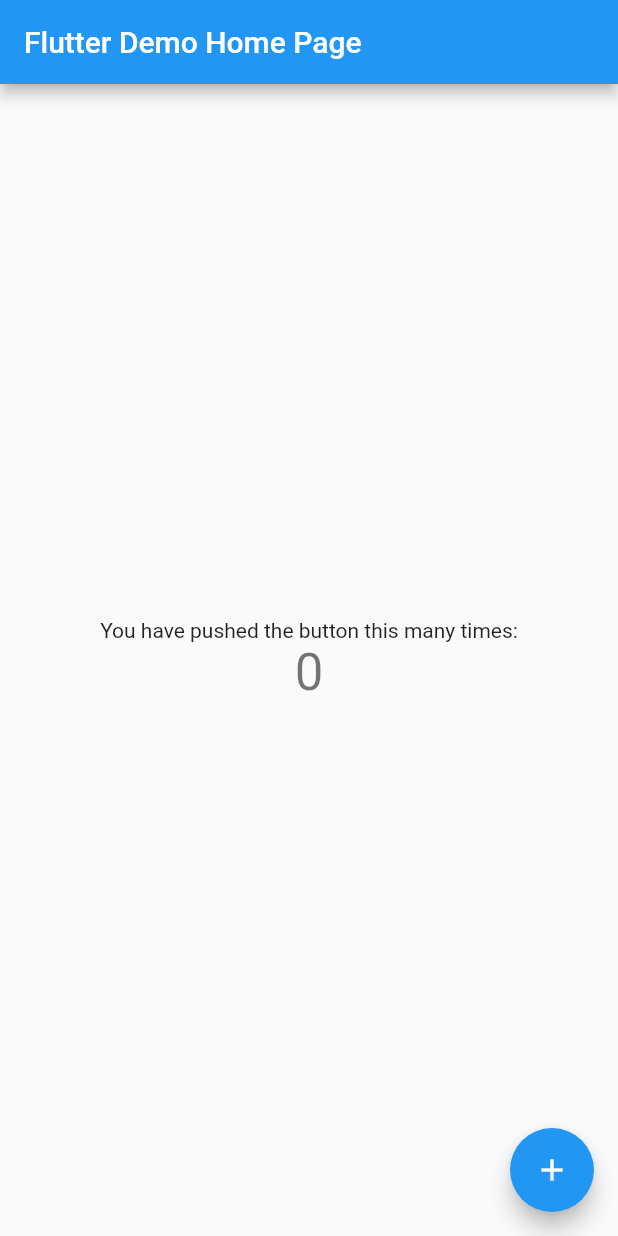
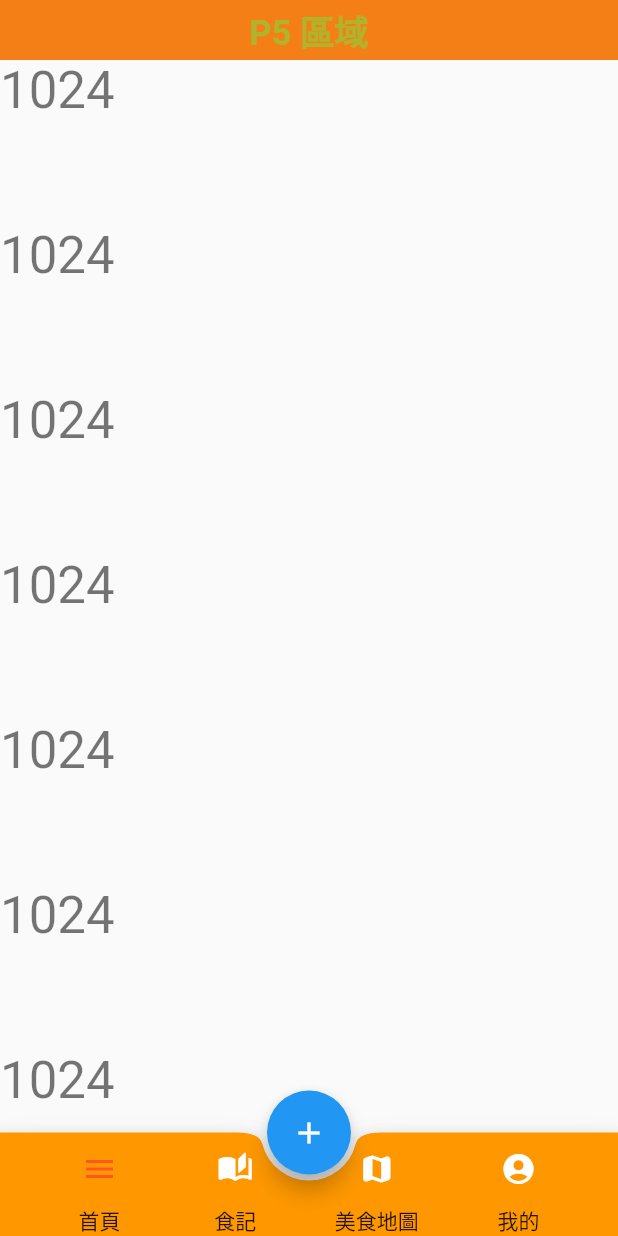
Before and after one commit to YauHsien/commentory, a Flutter app: the screen it shows after launch, on a phone screen of 412 x 824 dp. Run offline on Flutter 3.47's test engine with Material 2 defaults, Android fonts, the phone set to English and light mode, and no system bars.

Commit message:
新增 App 框架

```diff
--- /dev/null
+++ b/frontend/lib/app_bar.dart
@@ -0,0 +1,64 @@
+import 'package:flutter/material.dart';
+
+class TheAppBar extends StatelessWidget {
+  final FloatingActionButtonLocation fabLocation;
+  final NotchedShape? shape;
+  final List<Widget> children;
+
+  const TheAppBar({
+      required this.children,
+      this.fabLocation = FloatingActionButtonLocation.endDocked,
+      this.shape = const CircularNotchedRectangle(),
+  }): assert(children != null);
+
+  static final List<FloatingActionButtonLocation> centerLocations =
+  <FloatingActionButtonLocation>[
+    FloatingActionButtonLocation.centerDocked,
+    FloatingActionButtonLocation.centerFloat,
+  ];
+
+  @override
+  Widget build(BuildContext context) {
+    return BottomAppBar(
+      shape: shape,
+      color: Colors.orange,
+      child: IconTheme(
+        data: IconThemeData(color: Theme.of(context).colorScheme.onPrimary),
+        child: Row(
+          children: children
+        ),
+      ),
+    );
+  }
+}
+
+class TheAppBarButton extends StatelessWidget {
+  final String label;
+  final Widget icon;
+  final GestureTapCallback? onTap;
+  final String tooltip;
+
+  const TheAppBarButton({
+      this.label = 'Button',
+      required this.icon,
+      required this.onTap,
+      this.tooltip = '',
+  }) : assert(icon != null),
+    assert(onTap != null)
+  ;
+
+  @override
+  Widget build(BuildContext context) {
+    return Column(
+      mainAxisSize: MainAxisSize.min,
+      children: <Widget>[
+        IconButton(
+          icon: icon,
+          onPressed: onTap,
+          tooltip: tooltip,
+        ),
+        Text(label),
+      ],
+    );
+  }
+}
--- /dev/null
+++ b/frontend/lib/home_page.dart
@@ -0,0 +1,39 @@
+import 'package:flutter/material.dart';
+import 'sliver_sub_header.dart';
+
+class HomePage extends StatelessWidget {
+  final int _counter = 1024;
+
+  const HomePage();
+
+  @override
+  Widget build(BuildContext context) {
+    double _top = MediaQuery.of(context).padding.top;
+    return CustomScrollView(
+      slivers: <Widget>[
+        SliverSubHeader(
+          minHeight: _top + 30,
+          maxHeight: _top + 40,
+          backgroundColor: Colors.yellow[900]!,
+          child: Text(
+            'P5 區域',
+            style: TextStyle(
+              color: Colors.lime[700]!,
+              fontSize: 23,
+              fontWeight: FontWeight.bold),
+          ),
+        ),
+        SliverFixedExtentList(
+          itemExtent: 110,
+          delegate: SliverChildBuilderDelegate(
+            (context, index) => Padding(
+              padding: const EdgeInsets.only(bottom: 20),
+              child: Text('$_counter', style: Theme.of(context).textTheme.headline4),
+            ),
+            childCount: 200
+          ),
+        ),
+      ],
+    );
+  }
+}
--- a/frontend/lib/main.dart
+++ b/frontend/lib/main.dart
@@ -1,4 +1,10 @@
+import 'package:flutter/foundation.dart';
 import 'package:flutter/material.dart';
+import 'app_bar.dart';
+import 'home_page.dart';
+import 'page_journey.dart';
+import 'page_map.dart';
+import 'page_my.dart';
 
 void main() {
   runApp(MyApp());
@@ -47,6 +53,10 @@ class MyHomePage extends StatefulWidget {
 
 class _MyHomePageState extends State<MyHomePage> {
   int _counter = 0;
+  bool _showNotch = true;
+  bool _showFab = true;
+  final FloatingActionButtonLocation _fabLocation = FloatingActionButtonLocation.centerDocked;
+  int? _buttons_state = 0;
 
   void _incrementCounter() {
     setState(() {
@@ -59,55 +69,69 @@ class _MyHomePageState extends State<MyHomePage> {
     });
   }
 
+  static final List<Widget> pages = <Widget>[
+    const HomePage(),
+    const PageJourney(),
+    const PageMap(),
+    const PageMy(),
+  ];
+
+  static final List<FloatingActionButtonLocation> centerLocations =
+  <FloatingActionButtonLocation>[
+    FloatingActionButtonLocation.centerDocked,
+    FloatingActionButtonLocation.centerFloat,
+  ];
+
+  Widget get _current_page => pages[_buttons_state!];
+
   @override
   Widget build(BuildContext context) {
-    // This method is rerun every time setState is called, for instance as done
-    // by the _incrementCounter method above.
-    //
-    // The Flutter framework has been optimized to make rerunning build methods
-    // fast, so that you can just rebuild anything that needs updating rather
-    // than having to individually change instances of widgets.
     return Scaffold(
-      appBar: AppBar(
-        // Here we take the value from the MyHomePage object that was created by
-        // the App.build method, and use it to set our appbar title.
-        title: Text(widget.title),
-      ),
-      body: Center(
-        // Center is a layout widget. It takes a single child and positions it
-        // in the middle of the parent.
-        child: Column(
-          // Column is also a layout widget. It takes a list of children and
-          // arranges them vertically. By default, it sizes itself to fit its
-          // children horizontally, and tries to be as tall as its parent.
-          //
-          // Invoke "debug painting" (press "p" in the console, choose the
-          // "Toggle Debug Paint" action from the Flutter Inspector in Android
-          // Studio, or the "Toggle Debug Paint" command in Visual Studio Code)
-          // to see the wireframe for each widget.
-          //
-          // Column has various properties to control how it sizes itself and
-          // how it positions its children. Here we use mainAxisAlignment to
-          // center the children vertically; the main axis here is the vertical
-          // axis because Columns are vertical (the cross axis would be
-          // horizontal).
-          mainAxisAlignment: MainAxisAlignment.center,
-          children: <Widget>[
-            Text(
-              'You have pushed the button this many times:',
-            ),
-            Text(
-              '$_counter',
-              style: Theme.of(context).textTheme.headline4,
-            ),
-          ],
-        ),
-      ),
+      body: _current_page,
       floatingActionButton: FloatingActionButton(
         onPressed: _incrementCounter,
         tooltip: 'Increment',
         child: Icon(Icons.add),
-      ), // This trailing comma makes auto-formatting nicer for build methods.
+      ),
+      floatingActionButtonLocation: _fabLocation,
+      bottomNavigationBar: TheAppBar(
+        children: _TheAppBarButtons,
+        fabLocation: _fabLocation,
+        shape: _showNotch ? const CircularNotchedRectangle() : null,
+      ),
     );
   }
+
+  List<Widget> get _TheAppBarButtons
+  => <Widget>[
+    const Spacer(),
+    TheAppBarButton(
+      label: '首頁',
+      icon: _buttons_state == 0 ? const Icon(Icons.menu, color:Colors.deepOrange) : const Icon(Icons.menu),
+      onTap: (){ setState((){ _buttons_state = 0; }); },
+      tooltip: '首頁',
+    ),
+    const Spacer(),
+    TheAppBarButton(
+      label: '食記',
+      icon: _buttons_state == 1 ? const Icon(Icons.auto_stories_rounded, color:Colors.deepOrange) :  const Icon(Icons.auto_stories_rounded),
+      onTap: () { setState((){ _buttons_state = 1; }); },
+      tooltip: '網紅推薦內容',
+    ),
+    const Spacer(),
+    TheAppBarButton(
+      label: '美食地圖',
+      icon: _buttons_state == 2 ? const Icon(Icons.map_rounded, color:Colors.deepOrange) :  const Icon(Icons.map_rounded),
+      onTap: () { setState((){ _buttons_state = 2; }); },
+      tooltip: '美食地圖',
+    ),
+    const Spacer(),
+    TheAppBarButton(
+      label: '我的',
+      icon: _buttons_state == 3 ? const Icon(Icons.account_circle, color:Colors.deepOrange) :  const Icon(Icons.account_circle),
+      onTap: () { setState((){ _buttons_state = 3; }); },
+      tooltip: '我的',
+    ),
+    const Spacer(),
+  ];
 }
```
Also changed, not shown: frontend/lib/page_journey.dart (added, +9 -0 lines), frontend/lib/page_map.dart (added, +9 -0 lines), frontend/lib/page_my.dart (added, +9 -0 lines), frontend/lib/sliver_sub_header.dart (added, +64 -0 lines).
